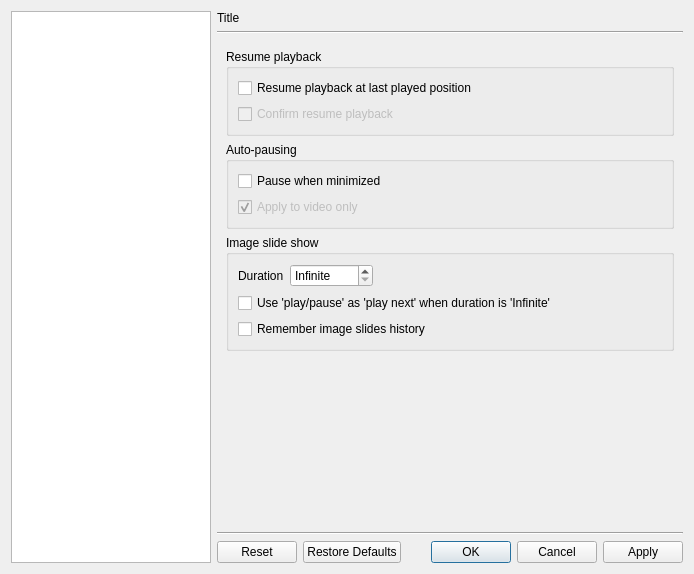
First picture: the form in src/cmplayer/ui/prefdialog.ui, repository bylee20/bomi, before the edit.
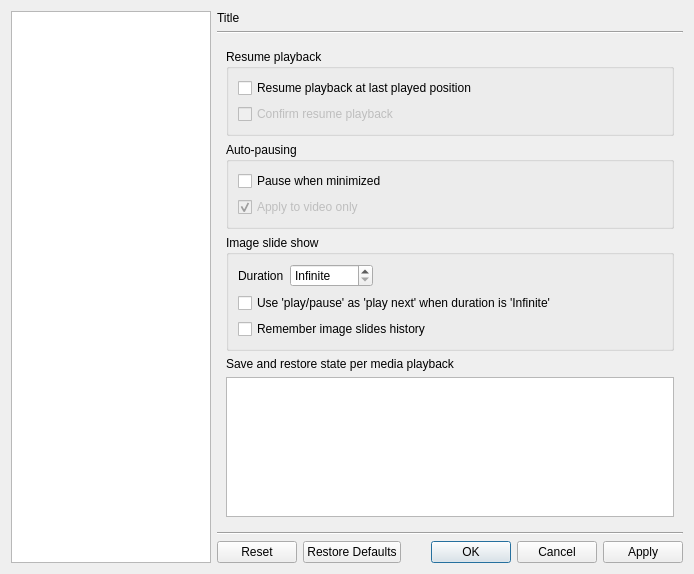
Second picture: the form after the edit. The open tabs and pages were chosen to show the change. Icons and pictures are not drawn. Custom widgets are drawn as their Qt base class.

Commit message: * New: configurable save & restore state per media playback

```diff
--- a/src/cmplayer/ui/prefdialog.ui
+++ b/src/cmplayer/ui/prefdialog.ui
@@ -254,17 +254,21 @@
           </widget>
          </item>
          <item>
-          <spacer name="verticalSpacer">
-           <property name="orientation">
-            <enum>Qt::Vertical</enum>
+          <widget class="QLabel" name="label_51">
+           <property name="text">
+            <string>Save and restore state per media playback</string>
            </property>
-           <property name="sizeHint" stdset="0">
-            <size>
-             <width>20</width>
-             <height>28</height>
-            </size>
+          </widget>
+         </item>
+         <item>
+          <widget class="QTreeView" name="restore_properties">
+           <property name="rootIsDecorated">
+            <bool>false</bool>
            </property>
-          </spacer>
+           <attribute name="headerVisible">
+            <bool>false</bool>
+           </attribute>
+          </widget>
          </item>
         </layout>
        </widget>
```
Left out of the diff: 2 changed lines with no effect on the pictures. The commit also changes 13 other files.
